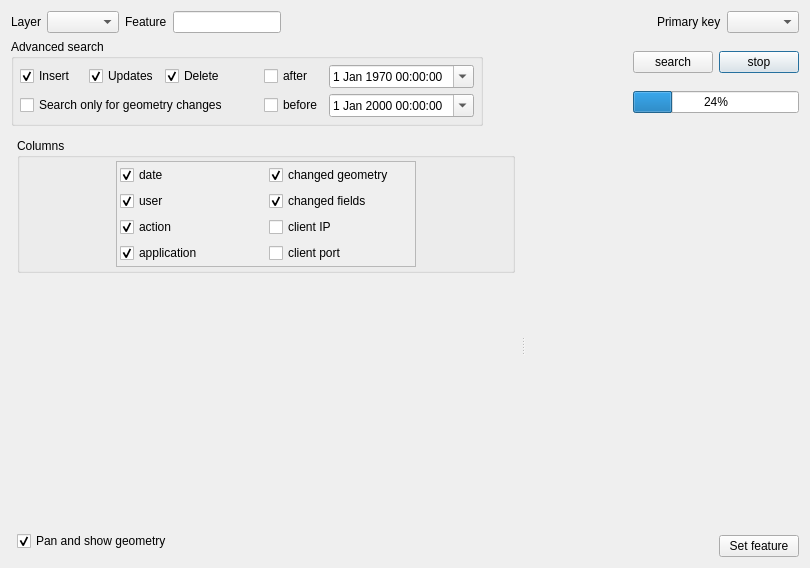
The window that ui/ui_showhistory.ui (3nids/postgres91plusauditor) describes before a commit, drawn with Qt 5.
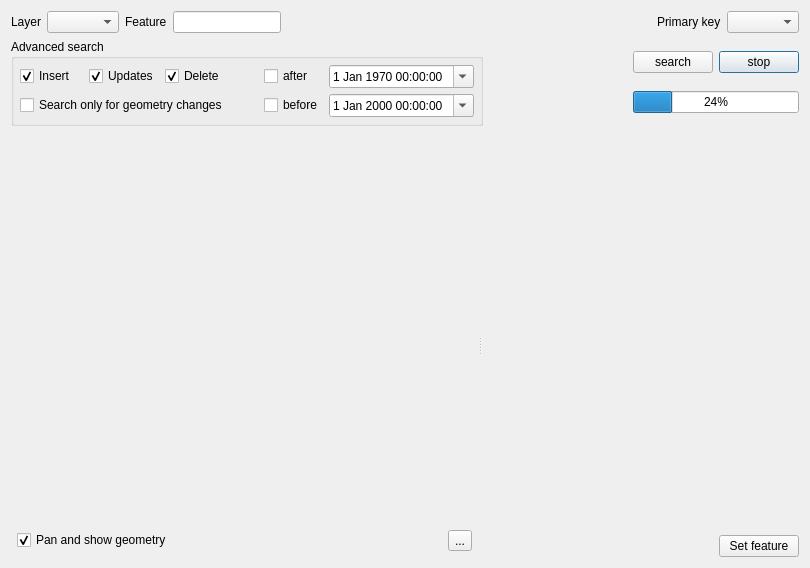
The same window after the commit. Custom widgets are drawn as their Qt base class.

Commit message: remove collapsible groupbox for column chooser, use a separate window

```diff
--- a/ui/ui_showhistory.ui
+++ b/ui/ui_showhistory.ui
@@ -121,198 +121,6 @@
      </layout>
     </widget>
    </item>
-   <item row="3" column="0" colspan="5">
-    <widget class="QSplitter" name="splitter">
-     <property name="orientation">
-      <enum>Qt::Horizontal</enum>
-     </property>
-     <widget class="QWidget" name="historyPanel" native="true">
-      <layout class="QGridLayout" name="gridLayout_4">
-       <property name="margin">
-        <number>6</number>
-       </property>
-       <property name="spacing">
-        <number>3</number>
-       </property>
-       <item row="0" column="0">
-        <widget class="QgsCollapsibleGroupBoxBasic" name="groupBox">
-         <property name="sizePolicy">
-          <sizepolicy hsizetype="Preferred" vsizetype="Maximum">
-           <horstretch>0</horstretch>
-           <verstretch>0</verstretch>
-          </sizepolicy>
-         </property>
-         <property name="title">
-          <string>Columns</string>
-         </property>
-         <property name="checkable">
-          <bool>false</bool>
-         </property>
-         <property name="collapsed" stdset="0">
-          <bool>true</bool>
-         </property>
-         <layout class="QGridLayout" name="gridLayout_2">
-          <property name="margin">
-           <number>3</number>
-          </property>
-          <property name="spacing">
-           <number>3</number>
-          </property>
-          <item row="0" column="0">
-           <widget class="QScrollArea" name="scrollArea">
-            <property name="maximumSize">
-             <size>
-              <width>300</width>
-              <height>120</height>
-             </size>
-            </property>
-            <property name="widgetResizable">
-             <bool>true</bool>
-            </property>
-            <property name="alignment">
-             <set>Qt::AlignLeading|Qt::AlignLeft|Qt::AlignTop</set>
-            </property>
-            <widget class="QWidget" name="scrollAreaWidgetContents">
-             <property name="geometry">
-              <rect>
-               <x>0</x>
-               <y>0</y>
-               <width>298</width>
-               <height>112</height>
-              </rect>
-             </property>
-             <layout class="QGridLayout" name="gridLayout_9">
-              <property name="margin">
-               <number>3</number>
-              </property>
-              <item row="2" column="1">
-               <widget class="QCheckBox" name="displayColumnChangedFields">
-                <property name="text">
-                 <string>changed fields</string>
-                </property>
-                <property name="checked">
-                 <bool>true</bool>
-                </property>
-               </widget>
-              </item>
-              <item row="1" column="1">
-               <widget class="QCheckBox" name="displayColumnChangedGeometry">
-                <property name="text">
-                 <string>changed geometry</string>
-                </property>
-                <property name="checked">
-                 <bool>true</bool>
-                </property>
-               </widget>
-              </item>
-              <item row="3" column="1">
-               <widget class="QCheckBox" name="displayColumnClientIP">
-                <property name="text">
-                 <string>client IP</string>
-                </property>
-               </widget>
-              </item>
-              <item row="4" column="0">
-               <widget class="QCheckBox" name="displayColumnApplication">
-                <property name="text">
-                 <string>application</string>
-                </property>
-                <property name="checked">
-                 <bool>true</bool>
-                </property>
-               </widget>
-              </item>
-              <item row="3" column="0">
-               <widget class="QCheckBox" name="displayColumnAction">
-                <property name="text">
-                 <string>action</string>
-                </property>
-                <property name="checked">
-                 <bool>true</bool>
-                </property>
-               </widget>
-              </item>
-              <item row="4" column="1">
-               <widget class="QCheckBox" name="displayColumnClientPort">
-                <property name="text">
-                 <string>client port</string>
-                </property>
-               </widget>
-              </item>
-              <item row="2" column="0">
-               <widget class="QCheckBox" name="displayColumnUser">
-                <property name="text">
-                 <string>user</string>
-                </property>
-                <property name="checked">
-                 <bool>true</bool>
-                </property>
-               </widget>
-              </item>
-              <item row="1" column="0">
-               <widget class="QCheckBox" name="displayColumnDate">
-                <property name="text">
-                 <string>date</string>
-                </property>
-                <property name="checked">
-                 <bool>true</bool>
-                </property>
-               </widget>
-              </item>
-             </layout>
-            </widget>
-           </widget>
-          </item>
-         </layout>
-        </widget>
-       </item>
-       <item row="1" column="0">
-        <widget class="QWidget" name="loggedActionsWidget" native="true"/>
-       </item>
-       <item row="2" column="0">
-        <widget class="QCheckBox" name="panShowGeometry">
-         <property name="text">
-          <string>Pan and show geometry</string>
-         </property>
-         <property name="checked">
-          <bool>true</bool>
-         </property>
-        </widget>
-       </item>
-      </layout>
-     </widget>
-     <widget class="QWidget" name="featurePanel" native="true">
-      <layout class="QGridLayout" name="gridLayout_5">
-       <property name="margin">
-        <number>0</number>
-       </property>
-       <item row="1" column="2">
-        <widget class="QPushButton" name="pushButton_2">
-         <property name="text">
-          <string>Set feature</string>
-         </property>
-        </widget>
-       </item>
-       <item row="1" column="0">
-        <spacer name="horizontalSpacer_3">
-         <property name="orientation">
-          <enum>Qt::Horizontal</enum>
-         </property>
-         <property name="sizeHint" stdset="0">
-          <size>
-           <width>40</width>
-           <height>20</height>
-          </size>
-         </property>
-        </spacer>
-       </item>
-       <item row="0" column="0" colspan="3">
-        <widget class="QWidget" name="differenceViewerWidget" native="true"/>
-       </item>
-      </layout>
-     </widget>
-    </widget>
-   </item>
    <item row="1" column="0" colspan="3">
     <widget class="QgsCollapsibleGroupBoxBasic" name="groupBox_2">
      <property name="sizePolicy">
@@ -431,6 +239,73 @@
      </layout>
     </widget>
    </item>
+   <item row="3" column="0" colspan="5">
+    <widget class="QSplitter" name="splitter">
+     <property name="orientation">
+      <enum>Qt::Horizontal</enum>
+     </property>
+     <widget class="QWidget" name="historyPanel" native="true">
+      <layout class="QGridLayout" name="gridLayout_4">
+       <property name="margin">
+        <number>6</number>
+       </property>
+       <property name="spacing">
+        <number>3</number>
+       </property>
+       <item row="1" column="1">
+        <widget class="QToolButton" name="columnChooserButton">
+         <property name="text">
+          <string>...</string>
+         </property>
+        </widget>
+       </item>
+       <item row="1" column="0">
+        <widget class="QCheckBox" name="panShowGeometry">
+         <property name="text">
+          <string>Pan and show geometry</string>
+         </property>
+         <property name="checked">
+          <bool>true</bool>
+         </property>
+        </widget>
+       </item>
+       <item row="0" column="0" colspan="2">
+        <widget class="QWidget" name="loggedActionsWidget" native="true"/>
+       </item>
+      </layout>
+     </widget>
+     <widget class="QWidget" name="featurePanel" native="true">
+      <layout class="QGridLayout" name="gridLayout_5">
+       <property name="margin">
+        <number>0</number>
+       </property>
+       <item row="1" column="2">
+        <widget class="QPushButton" name="pushButton_2">
+         <property name="text">
+          <string>Set feature</string>
+         </property>
+        </widget>
+       </item>
+       <item row="1" column="0">
+        <spacer name="horizontalSpacer_3">
+         <property name="orientation">
+          <enum>Qt::Horizontal</enum>
+         </property>
+         <property name="sizeHint" stdset="0">
+          <size>
+           <width>40</width>
+           <height>20</height>
+          </size>
+         </property>
+        </spacer>
+       </item>
+       <item row="0" column="0" colspan="3">
+        <widget class="QWidget" name="differenceViewerWidget" native="true"/>
+       </item>
+      </layout>
+     </widget>
+    </widget>
+   </item>
   </layout>
  </widget>
  <customwidgets>
```
Left out of the diff: 36 changed lines with no effect on the pictures. The commit also changes 8 other files.
